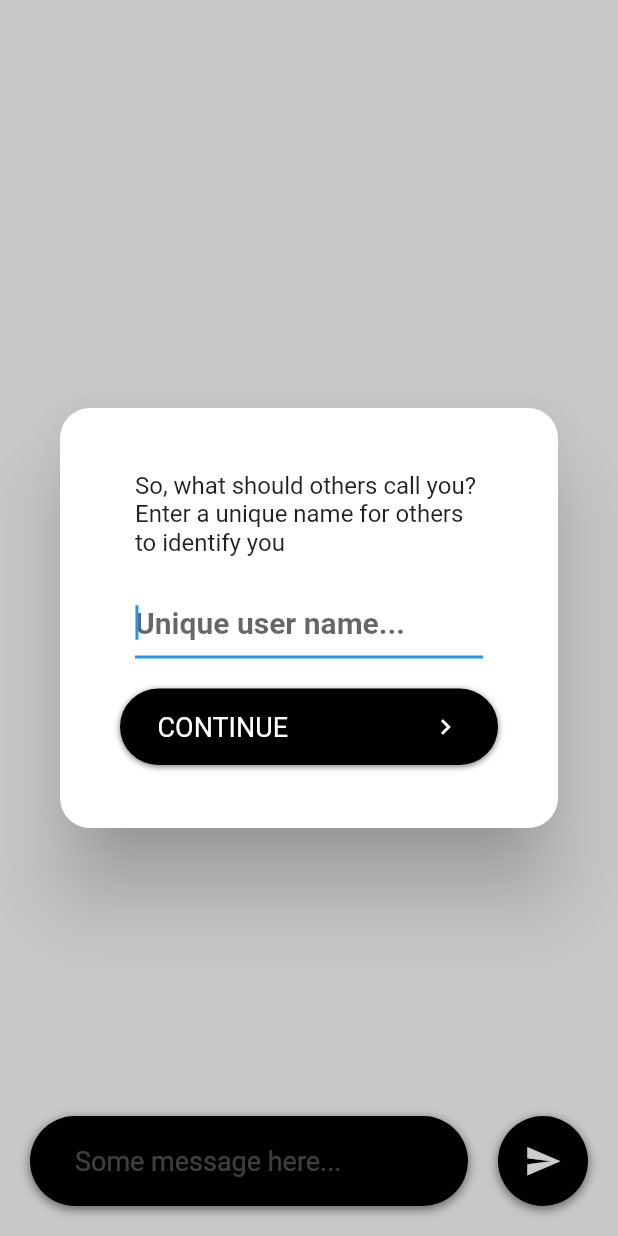
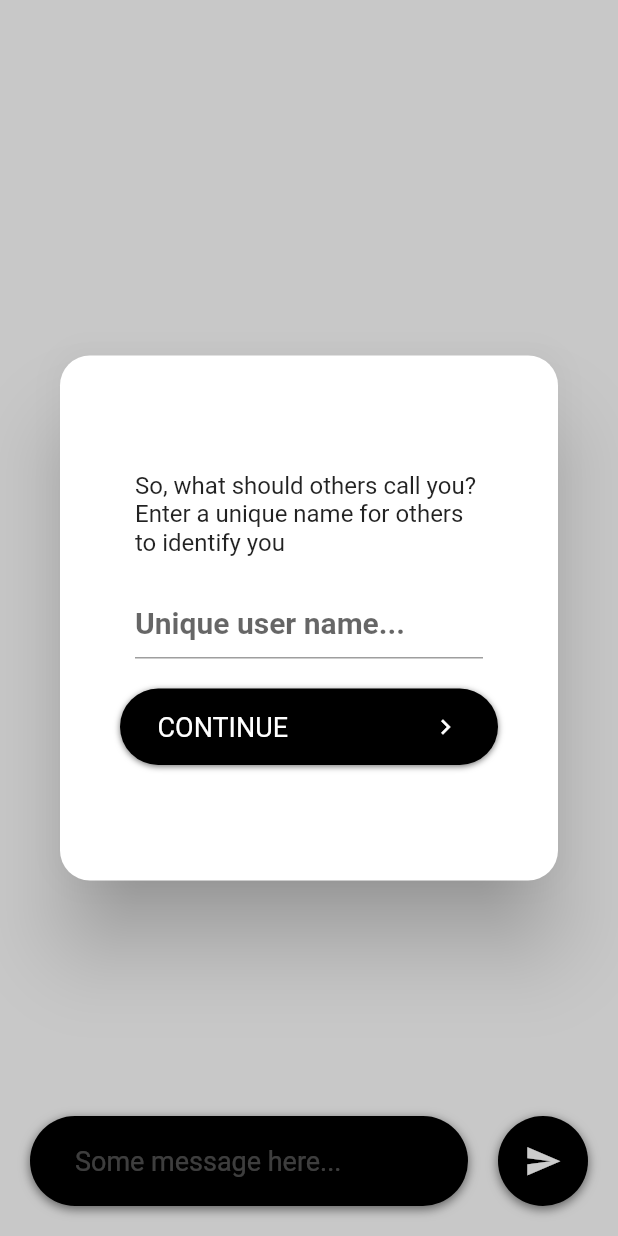
Before and after one commit to gaurav-12/chat-app-flutter, a Flutter app: the screen it shows after launch, on a phone screen of 412 x 824 dp. Run offline on Flutter 3.47's test engine with Material 2 defaults, Android fonts, the phone set to English and light mode, and no system bars; our stand-ins replace socket_io_client.

```diff
--- a/lib/ChatPage.dart
+++ b/lib/ChatPage.dart
@@ -19,6 +19,10 @@ class ChatPageState extends State<ChatPage> {
   TextEditingController textController;
   ScrollController scrollController;
   TextEditingController nameFieldController;
+  FocusNode messageFocusNode;
+
+  bool sendingMessage;
+
   BuildContext scaffoldContext;
 
   double textFieldHeight;
@@ -39,6 +43,9 @@ class ChatPageState extends State<ChatPage> {
 
     textController = TextEditingController();
     textController.addListener(onTextChange);
+    messageFocusNode = FocusNode();
+
+    sendingMessage = false;
 
     scrollController = ScrollController();
     nameFieldController = TextEditingController();
@@ -123,7 +130,7 @@ class ChatPageState extends State<ChatPage> {
             shape: RoundedRectangleBorder(
                 borderRadius: BorderRadius.circular(20.0)),
             child: Container(
-              constraints: BoxConstraints.expand(height: 280),
+              constraints: BoxConstraints.expand(height: 350, width: 500),
               child: Padding(
                 padding: const EdgeInsets.all(20.0),
                 child: Column(
@@ -131,12 +138,11 @@ class ChatPageState extends State<ChatPage> {
                   crossAxisAlignment: CrossAxisAlignment.center,
                   children: [
                     Container(
-                      margin: EdgeInsets.symmetric(horizontal: 30, vertical: 20),
+                      margin:
+                          EdgeInsets.symmetric(horizontal: 30, vertical: 20),
                       child: Text(
                         'So, what should others call you? Enter a unique name for others to identify you',
-                          style: TextStyle(
-                            fontSize: 16
-                          ),
+                        style: TextStyle(fontSize: 16),
                       ),
                     ),
                     Container(
@@ -145,6 +151,7 @@ class ChatPageState extends State<ChatPage> {
                             borderRadius: BorderRadius.circular(10),
                             color: Colors.white),
                         child: TextField(
+                            textInputAction: TextInputAction.done,
                             controller: nameFieldController,
                             onSubmitted: (value) => submitName(contextParent),
                             enabled: !submittingName,
@@ -158,7 +165,6 @@ class ChatPageState extends State<ChatPage> {
                                 errorText: nameValid
                                     ? null
                                     : "Please enter a unique user name for others to identify you"),
-                            autofocus: true,
                             maxLines: 1,
                             maxLength: 15)),
                     Container(
@@ -193,8 +199,19 @@ class ChatPageState extends State<ChatPage> {
                                       size: 20,
                                       color: Colors.white,
                                     )
-                                  : CupertinoActivityIndicator(
-                                      animating: true, radius: 15)
+                                  : Center(
+                                      child: SizedBox(
+                                        width: 20,
+                                        height: 20,
+                                        child: CircularProgressIndicator(
+                                          backgroundColor: Colors.black,
+                                          strokeWidth: 2.0,
+                                          valueColor:
+                                              new AlwaysStoppedAnimation(
+                                                  Colors.white),
+                                        ),
+                                      ),
+                                    )
                             ],
                           ),
                         ))
@@ -272,6 +289,7 @@ class ChatPageState extends State<ChatPage> {
       child: Align(
           alignment: Alignment.centerLeft,
           child: TextField(
+            focusNode: messageFocusNode,
             maxLines: null,
             cursorColor: Colors.white,
             style: TextStyle(color: Colors.white, fontSize: textFieldFontSize),
@@ -299,9 +317,11 @@ class ChatPageState extends State<ChatPage> {
             shape: new CircleBorder(),
             onPressed: () {
               //Check if the textfield is not empty and it does not contain only whitespaces
-            if (textController.text.trim().isNotEmpty) {
-              // Resetting animated text field's properties
-              numOfLines = 1;
+              if (!sendingMessage && textController.text.trim().isNotEmpty) {
+                messageFocusNode.unfocus();
+                setState(() {
+                  sendingMessage = true;
+                });
 
                 Map<String, String> messageObj = {
                   'source': 'self',
@@ -310,11 +330,18 @@ class ChatPageState extends State<ChatPage> {
                 };
 
                 //Send the message as JSON data to send_message event
-              socketIO.emit('send_message', messageObj);
+                socketIO.emitWithAck('send_message', messageObj,
+                  ack: (ackObj) {
+                    print(ackObj);
 
                     //Add the message to the list
-              setState(() => messages.add(messageObj));
+                    setState(() {
+                      messages.add(messageObj);
+                      sendingMessage = false;
+                    });
 
+                    // Resetting animated text field's properties
+                    numOfLines = 1;
                     textController.text = '';
 
                     Timer(Duration(milliseconds: 100), () {
@@ -326,13 +353,26 @@ class ChatPageState extends State<ChatPage> {
                       );
                     });
                   }
+                );
+              }
             },
-          child: Icon(
+            child: !sendingMessage
+                ? Icon(
                     Icons.send,
                     size: 25,
                     color: Colors.white,
+                  )
+                : Center(
+                    child: SizedBox(
+                      width: 20,
+                      height: 20,
+                      child: CircularProgressIndicator(
+                        backgroundColor: Colors.black,
+                        strokeWidth: 2.0,
+                        valueColor: new AlwaysStoppedAnimation(Colors.white),
                       ),
-        ));
+                    ),
+                  )));
   }
 
   Widget buildInputArea() {
```
Lines whose indentation alone changed are shown as unchanged.
